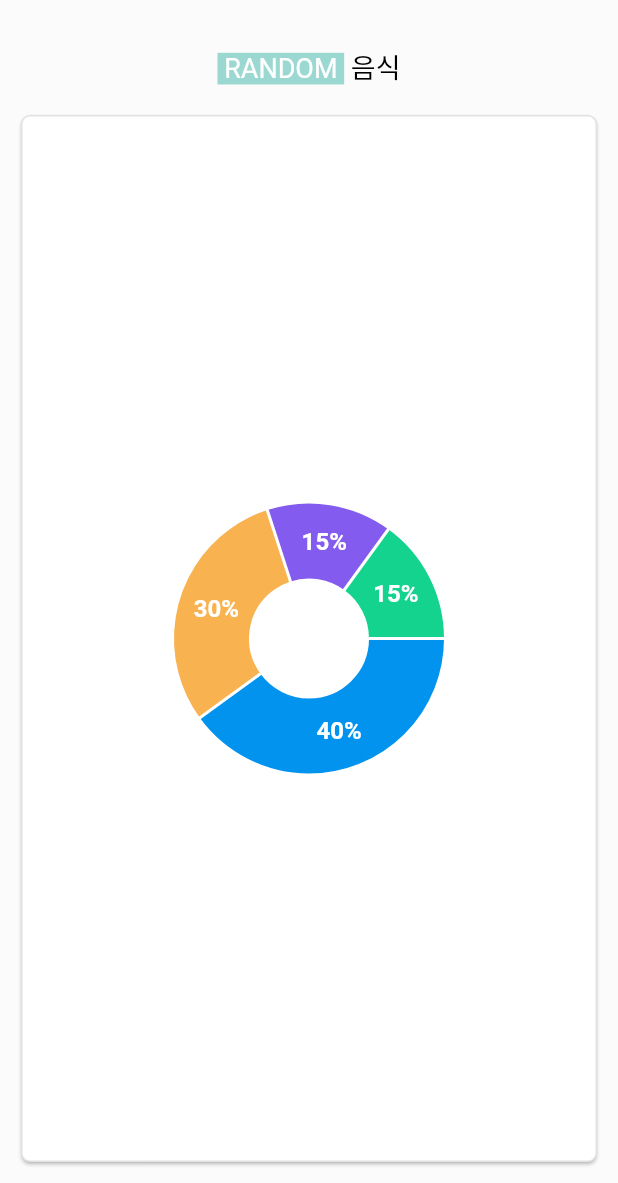
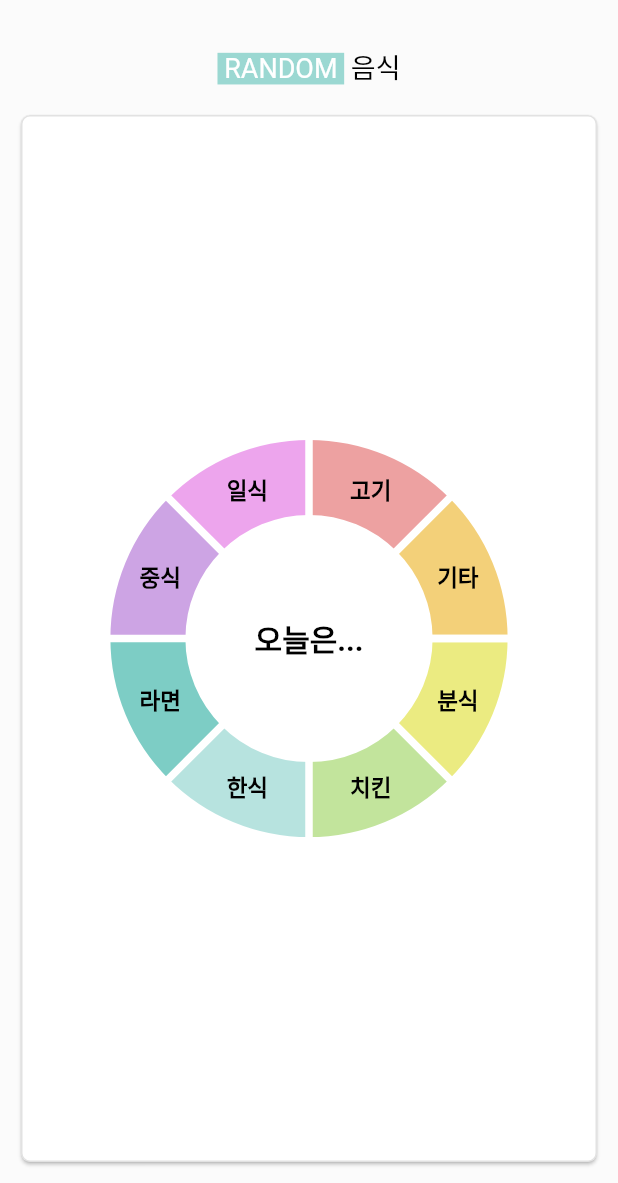
Before and after one commit to Pocket-SCH/PocketSCH_App, a Flutter app: the FoodCategory screen opened by its route, on a phone screen of 412 x 824 dp, the part 53-1236 px from its top. Run offline on Flutter 3.47's test engine with Material 2 defaults, Android fonts, the phone set to English and light mode, and no system bars; drawn by our look-alikes of fl_chart; our stand-ins replace date_format, firebase_core, firebase_messaging, flutter_local_notifications, flutter_slidable, fluttertoast and 5 more; missing offline and left inert: dart:ffi, flutter_ringtone_player, is_first_run; accounts and stored records are empty.

Commit message:
카테고리 별 데이터 통신 구현

```diff
--- a/lib/view/food/food_category.dart
+++ b/lib/view/food/food_category.dart
@@ -1,6 +1,7 @@
 import 'package:fl_chart/fl_chart.dart';
 import 'package:flutter/material.dart';
 import 'package:get/get.dart';
+import 'package:pocket_sch/view/food/food_slot.dart';
 import '../../custom_color.dart';
 
 class FoodCategory extends StatefulWidget {
@@ -15,6 +16,8 @@ class _FoodCategoryState extends State<FoodCategory> {
 
   @override
   Widget build(BuildContext context) {
+    double screenWidth = MediaQuery.of(context).size.width;
+
     return Scaffold(
       backgroundColor: CustomColor.background,
       appBar: AppBar(
@@ -60,9 +63,16 @@ class _FoodCategoryState extends State<FoodCategory> {
                     ),
                     child: Column(children: [
                       Expanded(
-                        child: AspectRatio(
-                          aspectRatio: 1,
-                          child: PieChart(
+                        child: Stack(
+                          children: [
+                            Center(
+                              child: Text('오늘은...',
+                                  style: TextStyle(
+                                      fontSize: 20,
+                                      fontWeight: FontWeight.bold,
+                                      color: const Color(0xff000000))),
+                            ),
+                            PieChart(
                               PieChartData(
                                   pieTouchData: PieTouchData(touchCallback:
                                       (FlTouchEvent event, pieTouchResponse) {
@@ -77,14 +87,18 @@ class _FoodCategoryState extends State<FoodCategory> {
                                       touchedIndex = pieTouchResponse
                                           .touchedSection!.touchedSectionIndex;
                                     });
+
+                                    Get.off(() => FoodSlot(),
+                                        arguments: touchedIndex);
                                   }),
                                   borderData: FlBorderData(
                                     show: false,
                                   ),
-                                sectionsSpace: 2,
-                                centerSpaceRadius: 40,
+                                  sectionsSpace: 5,
+                                  centerSpaceRadius: screenWidth * 0.2,
                                   sections: showingSections()),
                             ),
+                          ],
                         ),
                       )
                     ]),
@@ -99,54 +113,98 @@ class _FoodCategoryState extends State<FoodCategory> {
   }
 
   List<PieChartSectionData> showingSections() {
-    return List.generate(4, (i) {
+    return List.generate(8, (i) {
       final isTouched = i == touchedIndex;
-      final fontSize = isTouched ? 25.0 : 16.0;
+      final fontSize = isTouched ? 25.0 : 15.0;
       final radius = isTouched ? 60.0 : 50.0;
       switch (i) {
         case 0:
           return PieChartSectionData(
-            color: const Color(0xff0293ee),
-            value: 40,
-            title: '40%',
+            color: const Color(0xffEBEB81),
+            value: 1,
+            title: '분식',
             radius: radius,
             titleStyle: TextStyle(
                 fontSize: fontSize,
                 fontWeight: FontWeight.bold,
-                color: const Color(0xffffffff)),
+                color: const Color(0xff000000)),
           );
         case 1:
           return PieChartSectionData(
-            color: const Color(0xfff8b250),
-            value: 30,
-            title: '30%',
+            color: const Color(0xfffC2E49C),
+            value: 1,
+            title: '치킨',
             radius: radius,
             titleStyle: TextStyle(
                 fontSize: fontSize,
                 fontWeight: FontWeight.bold,
-                color: const Color(0xffffffff)),
+                color: const Color(0xff000000)),
           );
         case 2:
           return PieChartSectionData(
-            color: const Color(0xff845bef),
-            value: 15,
-            title: '15%',
+            color: const Color(0xffB7E3DF),
+            value: 1,
+            title: '한식',
             radius: radius,
             titleStyle: TextStyle(
                 fontSize: fontSize,
                 fontWeight: FontWeight.bold,
-                color: const Color(0xffffffff)),
+                color: const Color(0xff000000)),
           );
         case 3:
           return PieChartSectionData(
-            color: const Color(0xff13d38e),
-            value: 15,
-            title: '15%',
+            color: const Color(0xff7DCDC5),
+            value: 1,
+            title: '라면',
             radius: radius,
             titleStyle: TextStyle(
                 fontSize: fontSize,
                 fontWeight: FontWeight.bold,
-                color: const Color(0xffffffff)),
+                color: const Color(0xff000000)),
+          );
+        case 4:
+          return PieChartSectionData(
+            color: const Color(0xffCDA4E4),
+            value: 1,
+            title: '중식',
+            radius: radius,
+            titleStyle: TextStyle(
+                fontSize: fontSize,
+                fontWeight: FontWeight.bold,
+                color: const Color(0xff000000)),
+          );
+        case 5:
+          return PieChartSectionData(
+            color: const Color(0xffEDA5ED),
+            value: 1,
+            title: '일식',
+            radius: radius,
+            titleStyle: TextStyle(
+                fontSize: fontSize,
+                fontWeight: FontWeight.bold,
+                color: const Color(0xff000000)),
+          );
+        case 6:
+          return PieChartSectionData(
+            color: const Color(0xffEDA1A1),
+            value: 1,
+            title: '고기',
+            radius: radius,
+            titleStyle: TextStyle(
+                fontSize: fontSize,
+                fontWeight: FontWeight.bold,
+                color: const Color(0xff000000)),
+          );
+        case 7:
+          return PieChartSectionData(
+            color: const Color(0xffF3D079),
+            value: 1,
+            title: '기타',
+            radius: radius,
+            titleStyle: TextStyle(
+                fontSize: fontSize,
+                fontWeight: FontWeight.bold,
+                color: const Color(0xff000000)),
           );
         default:
           throw Error();
--- a/lib/view/food/food_slot.dart
+++ b/lib/view/food/food_slot.dart
@@ -1,6 +1,7 @@
 import 'package:flutter/material.dart';
 import 'package:get/get.dart';
 import 'package:pocket_sch/controller/solid_button_builder.dart';
+import 'package:pocket_sch/view/food/food_category.dart';
 import 'package:pocket_sch/view/food/food_slot_controller.dart';
 import 'package:pocket_sch/view/food/food_slot_machine.dart';
 import '../../custom_color.dart';
@@ -30,7 +31,7 @@ class _FoodSlotState extends State<FoodSlot> {
         leading: IconButton(
           icon: Image.asset('assets/btn_back.png',
               color: Color.fromARGB(255, 0, 0, 0), width: 15),
-          onPressed: () => Get.back(),
+          onPressed: () => Get.off(() => FoodCategory()),
         ),
       ),
       body: Padding(
--- a/lib/view/food/food_slot_controller.dart
+++ b/lib/view/food/food_slot_controller.dart
@@ -35,6 +35,15 @@ class FoodSlotController implements Disposable {
         duration: Duration(seconds: randomDuration), curve: Curves.decelerate);
   }
 
+  int serverAdapter(int categoryId) {
+    int returnVal = -1;
+    switch (categoryId) {
+      default:
+        returnVal = 4;
+    }
+    return returnVal;
+  }
+
   //데이터를 받아오는 곧
   Future<List<String>> getData(int categoryId) async {
     List<String> tmp = [];
@@ -44,7 +53,7 @@ class FoodSlotController implements Disposable {
         'GET',
         Uri.parse(
             'http://13.209.200.114:8080/pocket-sch/v1/food/food-list/category/' +
-                categoryId.toString()));
+                serverAdapter(categoryId).toString()));
 
     request.headers.addAll(headers);
 
@@ -54,6 +63,7 @@ class FoodSlotController implements Disposable {
       var parseData = await http.Response.fromStream(response);
       var body = utf8.decode(parseData.bodyBytes);
       var data = jsonDecode(body);
+      print(data);
       List list = data['data'];
       for (Map a in list) {
         tmp.add(a['name']);
```
Lines whose indentation alone changed are shown as unchanged.
